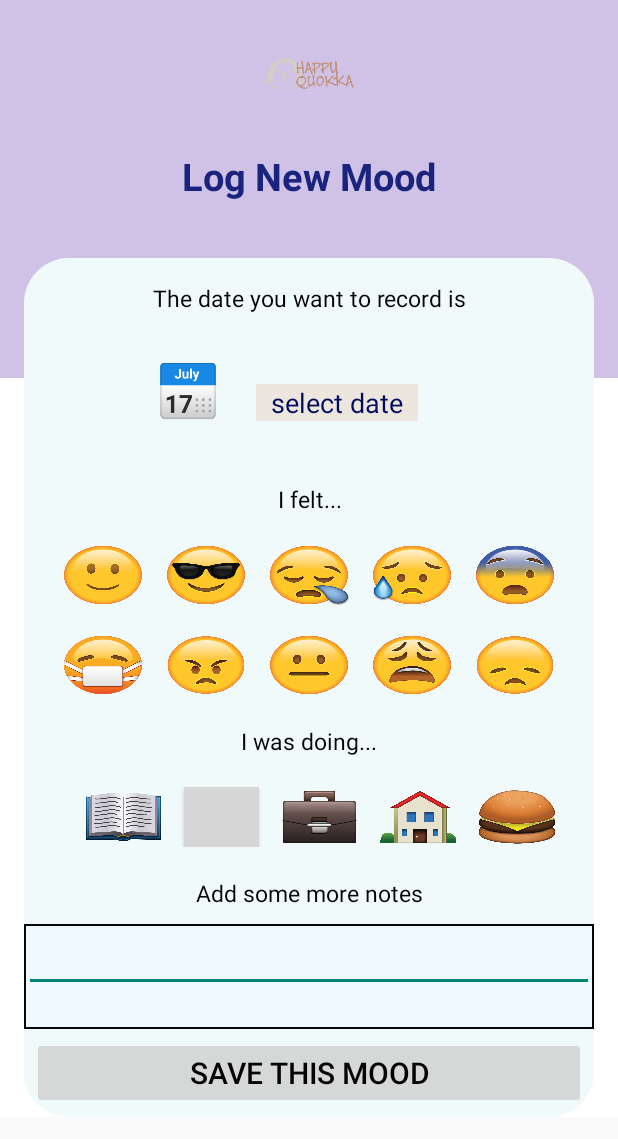
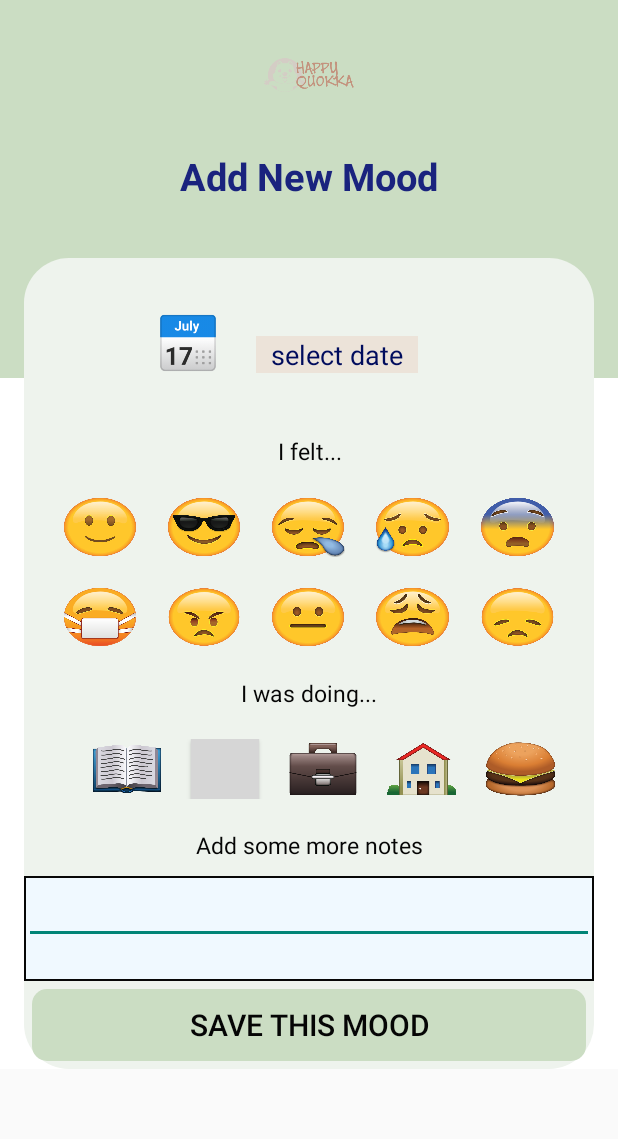
Before and after one commit to SunnyScenery/5520Project, an Android app: the AddMoodActivity screen opened directly, with no data from a screen before it, on a phone screen of 412 x 824 dp. Shown: the top 1139 px of the screen. Run offline under Robolectric (Android 15) with nearby library versions, the phone set to English and light mode, and no system bars; our stand-ins replace Firebase (no records; nobody signed in at launch, a user with empty details on screens opened directly); Roboto replaces fonts that are not available here; grey boxes are pictures that could not be loaded.

Commit message:
improve ui

```diff
--- a/NUMAD22Sp_BDD_Project/app/src/main/AndroidManifest.xml
+++ b/NUMAD22Sp_BDD_Project/app/src/main/AndroidManifest.xml
@@ -14,9 +14,6 @@
         android:theme="@style/Theme.NUMAD22Sp_BDD_Project">
         <activity
             android:name=".statistic.TestActivity"
-            android:exported="false" />
-        <activity
-            android:name=".statistic.StatisticActivity"
             android:exported="false" />
         <activity
             android:name=".breath.BreathExerciseActivity"
--- /dev/null
+++ b/NUMAD22Sp_BDD_Project/app/src/main/res/drawable/add_button.xml
@@ -0,0 +1,6 @@
+<?xml version="1.0" encoding="utf-8"?>
+<shape xmlns:android="http://schemas.android.com/apk/res/android"
+    android:shape="rectangle">
+    <solid android:color="#CBDDC3"/>
+    <corners android:radius="10dp"/>
+</shape>
--- a/NUMAD22Sp_BDD_Project/app/src/main/res/drawable/mood_tracker_background.xml
+++ b/NUMAD22Sp_BDD_Project/app/src/main/res/drawable/mood_tracker_background.xml
@@ -3,7 +3,7 @@
     <item >
         <shape android:shape="rectangle"  >
             <corners android:radius="30dp" />
-            <solid android:color="#F1FAFA" />
+            <solid android:color="#EEF3ED" />
 
         </shape>
     </item>
--- a/NUMAD22Sp_BDD_Project/app/src/main/res/layout/activity_add_mood.xml
+++ b/NUMAD22Sp_BDD_Project/app/src/main/res/layout/activity_add_mood.xml
@@ -16,7 +16,7 @@
         <LinearLayout
             android:layout_width="match_parent"
             android:layout_height="252dp"
-            android:background="#729378C7"
+            android:background="#CBDDC3"
             android:orientation="vertical">
 
 
@@ -35,7 +35,7 @@
                 android:fontFamily="@font/"
                 android:textStyle="bold"
                 android:paddingVertical="20sp"
-                android:text="Log New Mood"
+                android:text="Add New Mood"
                 android:textAlignment="center"
                 android:textColor="#1A237E"
                 android:textSize="25sp" />
@@ -55,23 +55,6 @@
                 android:layout_width="match_parent"
                 android:layout_height="wrap_content"
                 android:padding="5dp">
-
-
-            </LinearLayout>
-            <LinearLayout
-                android:orientation="horizontal"
-                android:layout_width="match_parent"
-                android:layout_height="wrap_content"
-                android:padding="5dp">
-
-                <TextView
-                    android:id="@+id/on"
-                    android:layout_width="match_parent"
-                    android:layout_height="wrap_content"
-                    android:text="The date you want to record is"
-                    android:textAlignment="center"
-                    android:textSize="15dp"
-                    android:textColor="#050505"/>
 
 
             </LinearLayout>
@@ -163,7 +146,7 @@
                         android:id="@+id/cool"
                         android:layout_width="25dp"
                         android:layout_height="40dp"
-                        android:layout_marginLeft="15dp"
+                        android:layout_marginLeft="20dp"
                         android:background="@drawable/cool"
                         android:layout_weight="1" />
 
@@ -171,7 +154,7 @@
                         android:id="@+id/sleepy"
                         android:layout_width="25dp"
                         android:layout_height="40dp"
-                        android:layout_marginLeft="15dp"
+                        android:layout_marginLeft="20dp"
                         android:background="@drawable/sleepy"
                         android:layout_weight="1" />
 
@@ -179,7 +162,7 @@
                         android:id="@+id/sweat"
                         android:layout_width="25dp"
                         android:layout_height="40dp"
-                        android:layout_marginLeft="15dp"
+                        android:layout_marginLeft="20dp"
                         android:background="@drawable/sweat2"
                         android:layout_weight="1" />
 
@@ -187,7 +170,7 @@
                         android:id="@+id/afraid"
                         android:layout_width="25dp"
                         android:layout_height="40dp"
-                        android:layout_marginLeft="15dp"
+                        android:layout_marginLeft="20dp"
                         android:background="@drawable/afraid"
                         android:layout_weight="1"/>
 
@@ -222,28 +205,28 @@
                         android:id="@+id/angry"
                         android:layout_width="25dp"
                         android:layout_height="40dp"
-                        android:layout_marginLeft="15dp"
+                        android:layout_marginLeft="20dp"
                         android:background="@drawable/angry"
                         android:layout_weight="1" />
                     <Button
                         android:id="@+id/normal"
                         android:layout_width="25dp"
                         android:layout_height="40dp"
-                        android:layout_marginLeft="15dp"
+                        android:layout_marginLeft="20dp"
                         android:background="@drawable/normal"
                         android:layout_weight="1" />
                     <Button
                         android:id="@+id/worry"
                         android:layout_width="25dp"
                         android:layout_height="40dp"
-                        android:layout_marginLeft="15dp"
+                        android:layout_marginLeft="20dp"
                         android:background="@drawable/tired"
                         android:layout_weight="1"/>
                     <Button
                         android:id="@+id/sad"
                         android:layout_width="25dp"
                         android:layout_height="40dp"
-                        android:layout_marginLeft="15dp"
+                        android:layout_marginLeft="20dp"
                         android:background="@drawable/sad"
                         android:layout_weight="1"/>
                 </LinearLayout>
@@ -285,35 +268,35 @@
                     android:id="@+id/read"
                     android:layout_width="25dp"
                     android:layout_height="40dp"
-                    android:layout_marginLeft="15dp"
+                    android:layout_marginLeft="20dp"
                     android:background="@drawable/reading"
                     android:layout_weight="1" />
                 <Button
                     android:id="@+id/travel"
                     android:layout_width="25dp"
                     android:layout_height="40dp"
-                    android:layout_marginLeft="15dp"
+                    android:layout_marginLeft="20dp"
                     android:background="@drawable/travel"
                     android:layout_weight="1" />
                 <Button
                     android:id="@+id/work"
                     android:layout_width="25dp"
                     android:layout_height="40dp"
-                    android:layout_marginLeft="15dp"
+                    android:layout_marginLeft="20dp"
                     android:background="@drawable/work"
                     android:layout_weight="1"/>
                 <Button
                     android:id="@+id/family"
                     android:layout_width="25dp"
                     android:layout_height="40dp"
-                    android:layout_marginLeft="15dp"
+                    android:layout_marginLeft="20dp"
                     android:background="@drawable/family"
                     android:layout_weight="1"/>
                 <Button
                     android:id="@+id/food"
                     android:layout_width="25dp"
                     android:layout_height="40dp"
-                    android:layout_marginLeft="15dp"
+                    android:layout_marginLeft="20dp"
                     android:background="@drawable/food"
                     android:layout_weight="1"/>
             </LinearLayout>
@@ -360,6 +343,7 @@
                     android:textSize="20sp"
                     android:enabled="false"
                     android:textColor="#050505"
+                    android:background="@drawable/add_button"
                     android:layout_gravity="bottom"
                     tools:ignore="RtlCompat" />
             </LinearLayout>
```
Also changed, not shown: NUMAD22Sp_BDD_Project/app/src/main/java/edu/neu/numad22sp_bdd_project/statistic/StatisticActivity.java (deleted, +0 -122 lines), NUMAD22Sp_BDD_Project/app/src/main/java/edu/neu/numad22sp_bdd_project/statistic/TestActivity.java (+17 -7 lines), NUMAD22Sp_BDD_Project/app/src/main/res/layout/activity_mood_item.xml (+6 -6 lines), NUMAD22Sp_BDD_Project/app/src/main/res/layout/activity_mood_tracker.xml (+4 -4 lines), NUMAD22Sp_BDD_Project/app/src/main/res/layout/activity_test.xml (+13 -7 lines).
